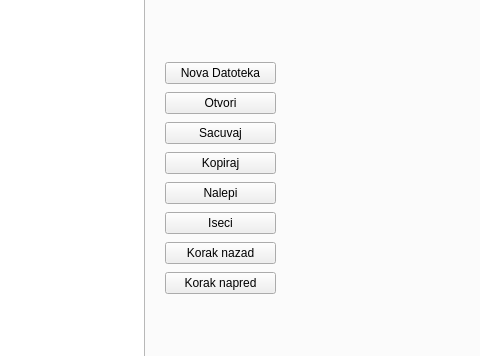
milalukic/matfHub, file matfHub/mainwindow.ui: the form before one commit; both pictures show x 436 to 916 and y 82 to 438 of the 1120 by 630 pixel window.
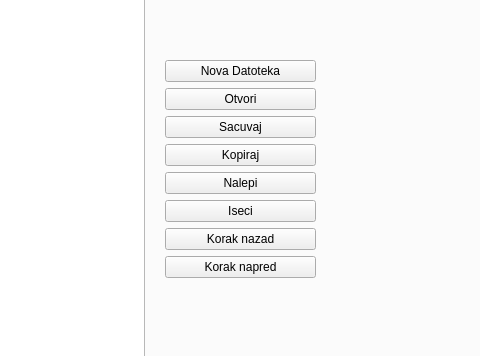
The form after the commit. Icons and pictures are not drawn.

The edit to the form file:
```diff
--- a/matfHub/mainwindow.ui
+++ b/matfHub/mainwindow.ui
@@ -1033,13 +1033,16 @@
          <rect>
           <x>590</x>
           <y>90</y>
-          <width>111</width>
-          <height>236</height>
+          <width>151</width>
+          <height>221</height>
          </rect>
         </property>
         <layout class="QVBoxLayout" name="verticalLayout_2">
          <item>
           <widget class="QPushButton" name="pushButton_5">
+           <property name="styleSheet">
+            <string notr="true"/>
+           </property>
            <property name="text">
             <string>Nova Datoteka</string>
            </property>
```
